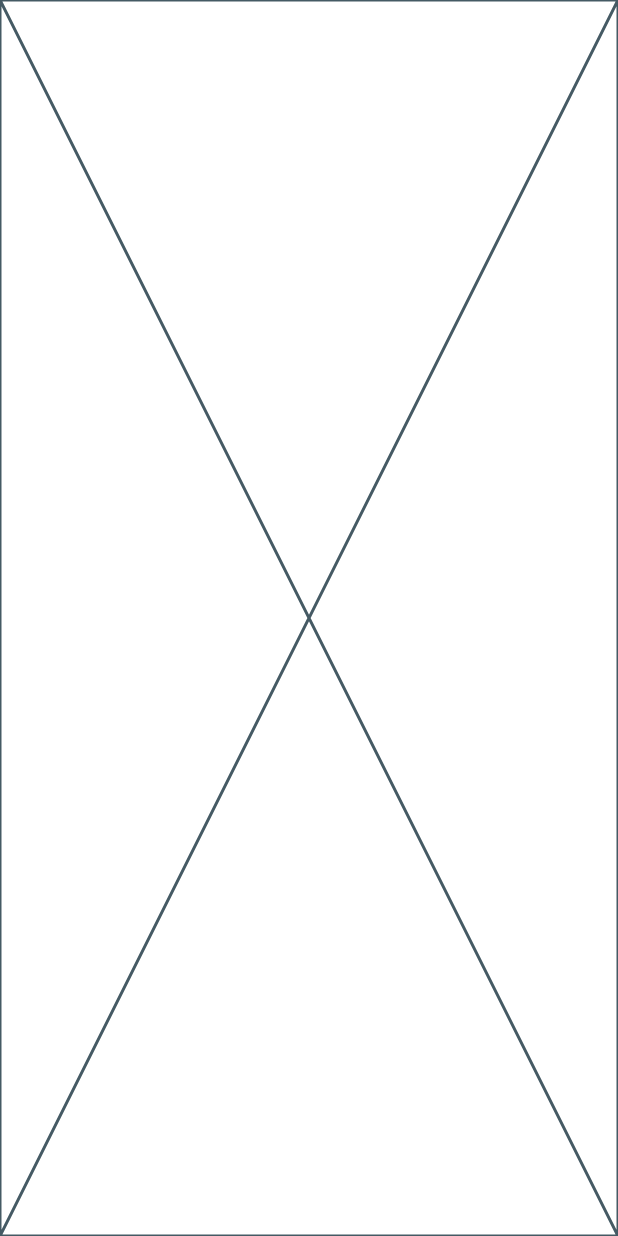
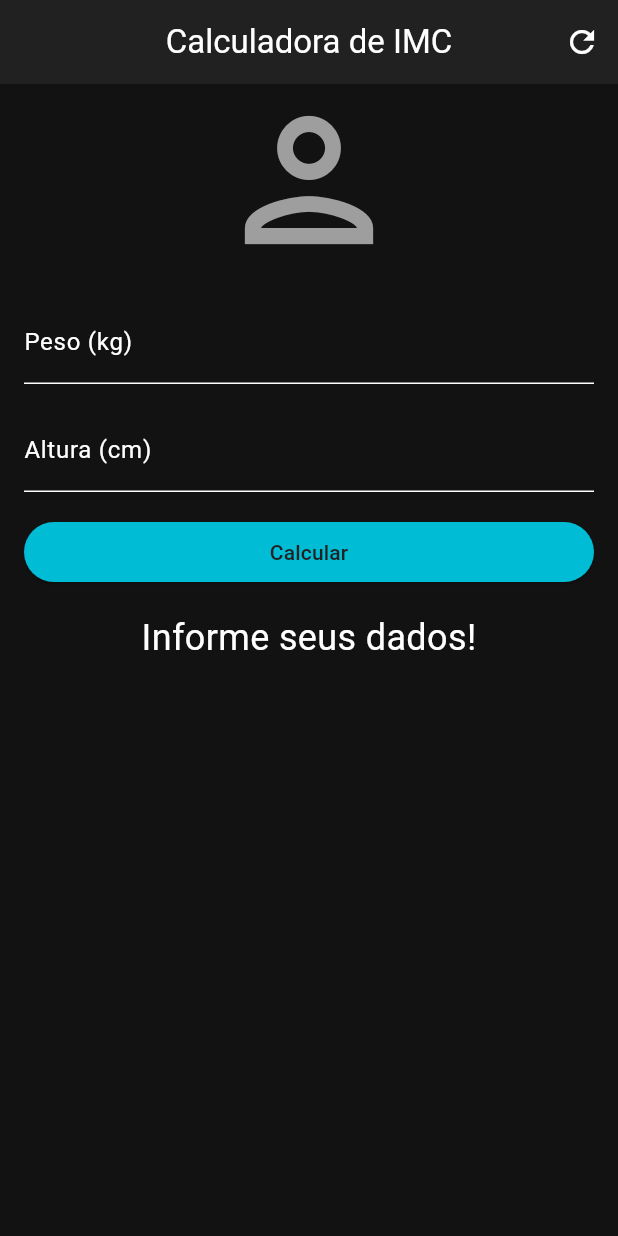
Before and after one commit to DemetriusMassard/calculadoraimc, a Flutter app: the screen it shows after launch, on a phone screen of 412 x 824 dp. Run offline on Flutter 3.47's test engine with Material 3 defaults, Android fonts, the phone set to English and light mode, and no system bars.

Commit message:
feat(HomePage): Inputs, validation and calculation

```diff
--- a/lib/app/home/homepage.dart
+++ b/lib/app/home/homepage.dart
@@ -1,10 +1,173 @@
 import 'package:flutter/material.dart';
 
-class HomePage extends StatelessWidget {
+class HomePage extends StatefulWidget {
   const HomePage({super.key});
 
   @override
+  State<HomePage> createState() => _HomePageState();
+}
+
+class _HomePageState extends State<HomePage> {
+  String labelIMC = "Informe seus dados!";
+  TextEditingController pesoController = TextEditingController();
+  TextEditingController alturaController = TextEditingController();
+  String? pesoErrorMessage;
+  String? alturaErrorMessage;
+
+  @override
   Widget build(BuildContext context) {
-    return Placeholder();
+    return Scaffold(
+      appBar: _buildHomeAppBar(),
+      body: Padding(
+        padding: EdgeInsets.symmetric(horizontal: 16.0),
+        child: Column(
+          spacing: 16,
+          crossAxisAlignment: CrossAxisAlignment.stretch,
+          children: [
+            _buildHomeIcon(),
+            _buildPesoInput(),
+            _buildAlturaInput(),
+            _buildCalculateButton(),
+            _buildBMILabel(),
+          ],
+        ),
+      ),
+    );
+  }
+
+  AppBar _buildHomeAppBar() {
+    return AppBar(
+      backgroundColor: Colors.grey[900],
+      title: Text("Calculadora de IMC"),
+      centerTitle: true,
+      actions: [
+        IconButton(
+          onPressed: () {
+            setState(() {
+              pesoController.clear();
+              alturaController.clear();
+              labelIMC = "Informe seus dados!";
+            });
+          },
+          icon: Icon(Icons.refresh),
+        ),
+      ],
+    );
+  }
+
+  Widget _buildHomeIcon() {
+    return Icon(Icons.person_outlined, size: 128, color: Colors.grey);
+  }
+
+  Widget _buildPesoInput() {
+    return TextField(
+      decoration: InputDecoration(
+        label: Text("Peso (kg)"),
+        errorText: pesoErrorMessage,
+      ),
+      controller: pesoController,
+      keyboardType: TextInputType.number,
+      onChanged: pesoControllerChanged,
+    );
+  }
+
+  Widget _buildAlturaInput() {
+    return TextField(
+      decoration: InputDecoration(
+        label: Text("Altura (cm)"),
+        errorText: alturaErrorMessage,
+      ),
+      controller: alturaController,
+      keyboardType: TextInputType.number,
+      onChanged: alturaControllerChanged,
+    );
+  }
+
+  Widget _buildCalculateButton() {
+    return ElevatedButton(
+      onPressed: () {
+        setState(() {
+          labelIMC = calculateBMI();
+        });
+      },
+      style: ElevatedButton.styleFrom(backgroundColor: Colors.cyan),
+      child: Text("Calcular", style: TextStyle(color: Colors.grey[900])),
+    );
+  }
+
+  Widget _buildBMILabel() {
+    return Text(
+      labelIMC,
+      style: TextStyle(color: Colors.white, fontSize: 24),
+      textAlign: TextAlign.center,
+    );
+  }
+
+  void pesoControllerChanged(String text) {
+    double? peso = parseTextToDouble(text);
+    if (peso == null || peso.isNaN) {
+      setState(() {
+        pesoErrorMessage = "O peso deve ser numérico";
+      });
+    } else {
+      setState(() {
+        pesoErrorMessage = null;
+      });
+    }
+  }
+
+  void alturaControllerChanged(String text) {
+    double? altura = parseTextToDouble(text);
+    if (altura == null || altura.isNaN) {
+      setState(() {
+        alturaErrorMessage = "O peso deve ser numérico";
+      });
+    } else {
+      setState(() {
+        alturaErrorMessage = null;
+      });
+    }
+  }
+
+  double? parseTextToDouble(String text) {
+    double? parsedDouble = double.tryParse(text.replaceAll(",", "."));
+    return parsedDouble;
+  }
+
+  String calculateBMI() {
+    double? peso = parseTextToDouble(pesoController.text);
+    double? altura = parseTextToDouble(alturaController.text);
+    String msg = "";
+
+    if (peso == null || altura == null || peso.isNaN || altura.isNaN) {
+      msg = "Valores inválidos!";
+      return msg;
+    }
+
+    altura = altura / 100;
+    double imc = peso / (altura * altura);
+
+    switch (imc) {
+      case < 18.5:
+        msg = "Abaixo do peso (${imc.toStringAsFixed(2)})";
+        break;
+      case >= 18.5 && < 25:
+        msg = "Peso normal (${imc.toStringAsFixed(2)})";
+        break;
+      case >= 25 && < 30:
+        msg = "Sobrepeso (${imc.toStringAsFixed(2)})";
+        break;
+      case >= 30 && < 35:
+        msg = "Obesidade grau I (${imc.toStringAsFixed(2)})";
+        break;
+      case >= 35 && < 40:
+        msg = "Obesidade grau II (${imc.toStringAsFixed(2)})";
+        break;
+      case >= 40:
+        msg = "Obesidade grau III (${imc.toStringAsFixed(2)})";
+        break;
+    }
+
+    return msg;
   }
 }
```
